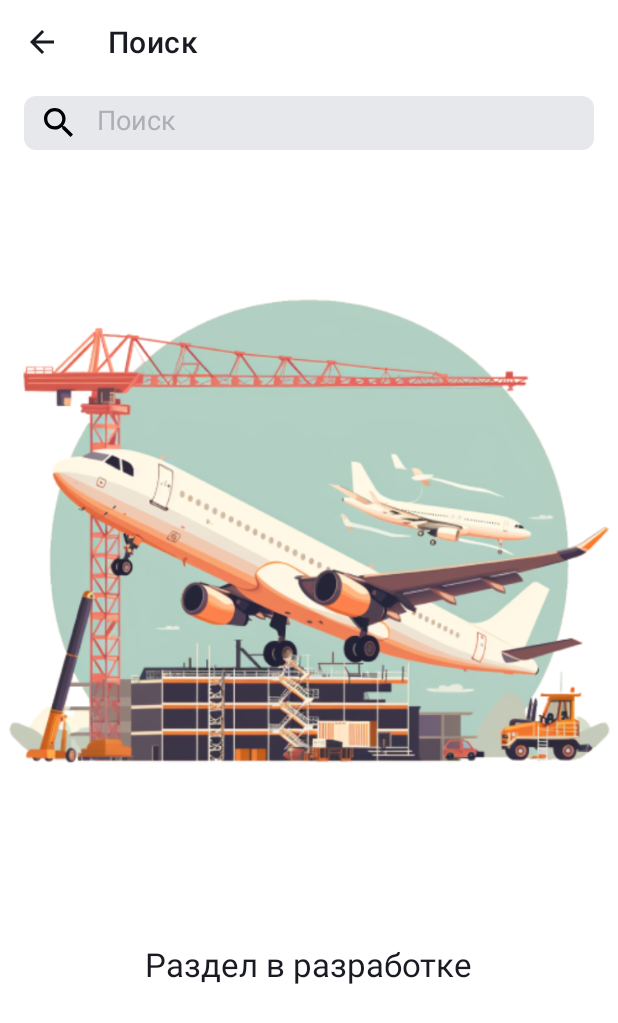
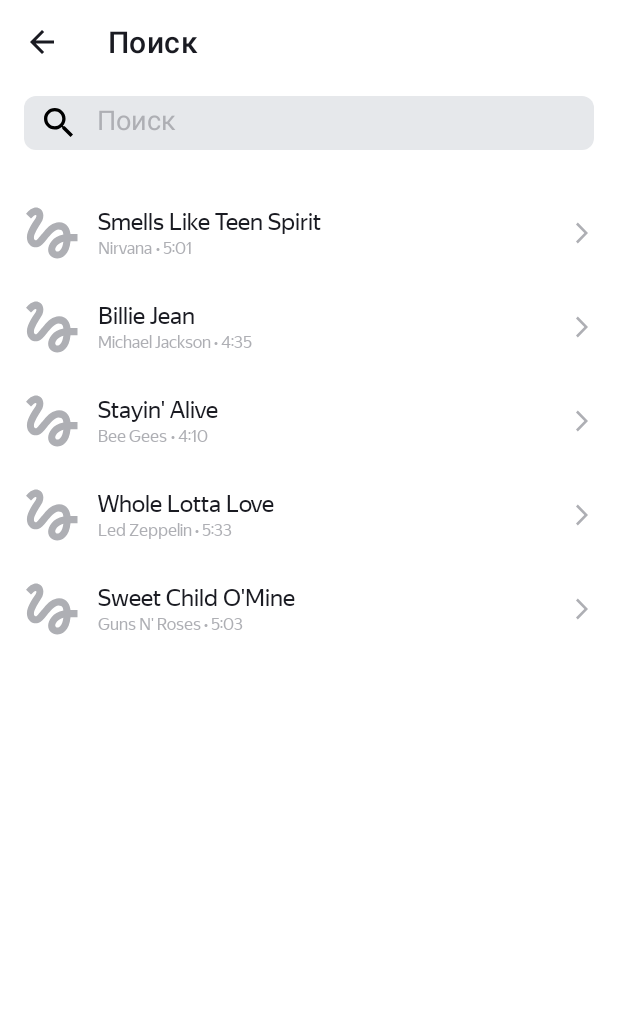
Before and after one commit to Maksim-Isaev/Playlist-Maker, an Android app: the SearchActivity screen opened directly, with no data from a screen before it, on a phone screen of 412 x 824 dp. Shown: the top 1023 px of the screen. Run offline under Robolectric (Android 15) with nearby library versions, the phone set to English and light mode, and no system bars; pictures from the network do not load.

Commit message:
Sprint 10. Homework
Добавлен список композиций, и отображение их на SearchActivity.
Структурировал dimens.xml

```diff
--- a/app/src/main/AndroidManifest.xml
+++ b/app/src/main/AndroidManifest.xml
@@ -22,6 +22,7 @@
             android:name=".SearchActivity"
             android:exported="false"
             android:theme="@style/Theme.PlaylistMakerSearch"/>
+
         <activity
             android:name=".SettingsActivity"
             android:exported="false"
--- a/app/src/main/java/com/practicum/playlistmaker/SearchActivity.kt
+++ b/app/src/main/java/com/practicum/playlistmaker/SearchActivity.kt
@@ -10,10 +10,15 @@
 import android.widget.EditText
 import androidx.appcompat.app.AppCompatActivity
 import androidx.appcompat.widget.Toolbar
+import androidx.recyclerview.widget.LinearLayoutManager
+import androidx.recyclerview.widget.RecyclerView
+import com.practicum.playlistmaker.recycleView.TrackAdapter
+
 
 class SearchActivity : AppCompatActivity() {
     private var clearButtonVisibility = false
     private var searchValue = TEXT_DEF
+    lateinit var adapter: TrackAdapter
 
     @SuppressLint("ClickableViewAccessibility")
     override fun onCreate(savedInstanceState: Bundle?) {
@@ -64,6 +69,12 @@
             }
             false
         }
+        val recyclerView = findViewById<RecyclerView>(R.id.recycle_view)
+        recyclerView.layoutManager = LinearLayoutManager(this)
+        adapter = TrackAdapter(createList())
+        recyclerView.adapter = adapter
+
+
     }
 
     // Сохраняем текущее значение поиска в Bundle outState
@@ -102,4 +113,39 @@
         const val TEXT_DEF = ""
         const val DRAWABLE_RIGHT = 2
     }
+
+    fun createList(): List<Track> {
+        return listOf(
+            Track(
+                "Smells Like Teen Spirit",
+                "Nirvana",
+                "5:01",
+                "https://is5-ssl.mzstatic.com/image/thumb/Music115/v4/7b/58/c2/7b58c21a-2b51-2bb2-e59a-9bb9b96ad8c3/00602567924166.rgb.jpg/100x100bb.jpg"
+            ),
+            Track(
+                "Billie Jean",
+                "Michael Jackson",
+                "4:35",
+                "https://is5-ssl.mzstatic.com/image/thumb/Music125/v4/3d/9d/38/3d9d3811-71f0-3a0e-1ada-3004e56ff852/827969428726.jpg/100x100bb.jpg"
+            ),
+            Track(
+                "Stayin' Alive",
+                "Bee Gees",
+                "4:10",
+                "https://is4-ssl.mzstatic.com/image/thumb/Music115/v4/1f/80/1f/1f801fc1-8c0f-ea3e-d3e5-387c6619619e/16UMGIM86640.rgb.jpg/100x100bb.jpg"
+            ),
+            Track(
+                "Whole Lotta Love",
+                "Led Zeppelin",
+                "5:33",
+                "https://is2-ssl.mzstatic.com/image/thumb/Music62/v4/7e/17/e3/7e17e33f-2efa-2a36-e916-7f808576cf6b/mzm.fyigqcbs.jpg/100x100bb.jpg"
+            ),
+            Track(
+                "Sweet Child O'Mine",
+                "Guns N' Roses",
+                "5:03",
+                "https://is5-ssl.mzstatic.com/image/thumb/Music125/v4/a0/4d/c4/a04dc484-03cc-02aa-fa82-5334fcb4bc16/18UMGIM24878.rgb.jpg/100x100bb.jpg"
+            )
+        )
+    }
 }
--- a/app/src/main/java/com/practicum/playlistmaker/TrackAdapter.kt
+++ /dev/null
@@ -1,35 +0,0 @@
-package com.practicum.playlistmaker
-
-class TrackAdapter {
-
-    val trackList = arrayListOf<Track>(
-        Track(
-            "Smells Like Teen Spirit",
-            "Nirvana",
-            "5:01",
-            "https://is5-ssl.mzstatic.com/image/thumb/Music115/v4/7b/58/c2/7b58c21a-2b51-2bb2-e59a-9bb9b96ad8c3/00602567924166.rgb.jpg/100x100bb.jpg"
-        ), Track(
-            "Billie Jean",
-            "Michael Jackson",
-            "4:35",
-            "https://is5-ssl.mzstatic.com/image/thumb/Music125/v4/3d/9d/38/3d9d3811-71f0-3a0e-1ada-3004e56ff852/827969428726.jpg/100x100bb.jpg"
-        ), Track(
-            "Stayin' Alive",
-            "Bee Gees",
-            "4:10",
-            "https://is4-ssl.mzstatic.com/image/thumb/Music115/v4/1f/80/1f/1f801fc1-8c0f-ea3e-d3e5-387c6619619e/16UMGIM86640.rgb.jpg/100x100bb.jpg"
-        ), Track(
-            "Whole Lotta Love",
-            "Led Zeppelin",
-            "5:33",
-            "https://is2-ssl.mzstatic.com/image/thumb/Music62/v4/7e/17/e3/7e17e33f-2efa-2a36-e916-7f808576cf6b/mzm.fyigqcbs.jpg/100x100bb.jpg"
-        ), Track(
-            "Sweet Child O'Mine",
-            "Guns N' Roses",
-            "5:03",
-            "https://is5-ssl.mzstatic.com/image/thumb/Music125/v4/a0/4d/c4/a04dc484-03cc-02aa-fa82-5334fcb4bc16/18UMGIM24878.rgb.jpg/100x100bb.jpg"
-        )
-    )
-}
-
-// тестовый пуш 2
--- /dev/null
+++ b/app/src/main/java/com/practicum/playlistmaker/recycleView/TrackAdapter.kt
@@ -0,0 +1,25 @@
+package com.practicum.playlistmaker.recycleView
+
+import android.view.LayoutInflater
+import android.view.ViewGroup
+import androidx.recyclerview.widget.RecyclerView
+import com.practicum.playlistmaker.R
+import com.practicum.playlistmaker.Track
+
+
+class TrackAdapter(private val items: List<Track>) : RecyclerView.Adapter<TrackViewHolder>() {
+    override fun onCreateViewHolder(parent: ViewGroup, viewType: Int): TrackViewHolder {
+        val view = LayoutInflater.from(parent.context)
+            .inflate(R.layout.activity_music_search_item, parent, false)
+        return TrackViewHolder(view)
+    }
+
+    override fun getItemCount(): Int {
+        return items.size
+    }
+
+    override fun onBindViewHolder(holder: TrackViewHolder, position: Int) {
+        holder.bind(items[position])
+    }
+
+}
--- /dev/null
+++ b/app/src/main/java/com/practicum/playlistmaker/recycleView/TrackViewHolder.kt
@@ -0,0 +1,41 @@
+package com.practicum.playlistmaker.recycleView
+
+import android.content.Context
+import android.util.TypedValue
+import android.view.View
+import android.widget.ImageView
+import android.widget.TextView
+import androidx.recyclerview.widget.RecyclerView
+import com.bumptech.glide.Glide
+import com.bumptech.glide.load.resource.bitmap.RoundedCorners
+import com.practicum.playlistmaker.R
+import com.practicum.playlistmaker.Track
+
+
+class TrackViewHolder(itemView: View) : RecyclerView.ViewHolder(itemView) {
+    private val trackName: TextView = itemView.findViewById(R.id.track_name)
+    private val artistName: TextView = itemView.findViewById(R.id.artist_name)
+    private val trackTime: TextView = itemView.findViewById(R.id.track_time)
+    private val albumImage: ImageView = itemView.findViewById(R.id.albumImage)
+
+    fun bind(model: Track) {
+        trackName.text = model.trackName
+        artistName.text = model.artistName
+        trackTime.text = model.trackTime
+        Glide.with(itemView)
+            .load(model.artworkUrl100)
+            .placeholder(R.drawable.ic_snake)
+            .centerCrop()
+            .transform(RoundedCorners(dpToPx(2f, itemView.context)))
+            .into(albumImage)
+
+    }
+
+    private fun dpToPx(dp: Float, context: Context): Int {
+        return TypedValue.applyDimension(
+            TypedValue.COMPLEX_UNIT_DIP,
+            dp,
+            context.resources.displayMetrics
+        ).toInt()
+    }
+}
--- /dev/null
+++ b/app/src/main/res/drawable/ic_forward_arrow.xml
@@ -0,0 +1,9 @@
+<vector xmlns:android="http://schemas.android.com/apk/res/android"
+    android:width="24dp"
+    android:height="24dp"
+    android:viewportWidth="24"
+    android:viewportHeight="24">
+    <path
+        android:pathData="M8,17.749L9.213,19L16,12L9.213,5L8,6.252L13.573,12L8,17.749Z"
+        android:fillColor="#AEAFB4" />
+</vector>
--- /dev/null
+++ b/app/src/main/res/drawable/ic_snake.xml
@@ -0,0 +1,9 @@
+<vector xmlns:android="http://schemas.android.com/apk/res/android"
+    android:width="45dp"
+    android:height="45dp"
+    android:viewportWidth="45"
+    android:viewportHeight="45">
+    <path
+        android:pathData="M8.606,12.919C9.919,11.587 11.231,10.387 11.813,10.631C12.75,11.006 11.813,12.563 11.25,13.481C10.781,14.269 5.888,20.775 5.888,25.313C5.888,27.712 6.788,29.7 8.4,30.9C9.806,31.95 11.663,32.269 13.35,31.763C15.356,31.181 17.006,29.138 19.087,26.569C21.356,23.775 24.394,20.119 26.737,20.119C29.794,20.119 29.831,22.013 30.038,23.475C22.95,24.675 19.95,30.356 19.95,33.544C19.95,36.731 22.65,39.338 25.969,39.338C29.025,39.338 34.013,36.844 34.763,27.9H39.375V23.212H34.744C34.463,20.119 32.7,15.337 27.188,15.337C22.969,15.337 19.35,18.919 17.925,20.663C16.837,22.031 14.063,25.313 13.631,25.763C13.163,26.325 12.356,27.337 11.55,27.337C10.706,27.337 10.2,25.781 10.875,23.737C11.531,21.694 13.5,18.375 14.344,17.138C15.806,15 16.781,13.538 16.781,10.988C16.781,6.919 13.706,5.625 12.075,5.625C9.6,5.625 7.444,7.5 6.975,7.969C6.3,8.644 5.738,9.206 5.325,9.712L8.606,12.919ZM26.025,34.781C25.444,34.781 24.638,34.294 24.638,33.431C24.638,32.306 26.006,29.306 30.019,28.256C29.456,33.3 27.337,34.781 26.025,34.781Z"
+        android:fillColor="#AEAFB4" />
+</vector>
--- a/app/src/main/res/drawable/search_bar.xml
+++ b/app/src/main/res/drawable/search_bar.xml
@@ -5,8 +5,8 @@
 
     <solid android:color="?attr/colorPrimaryVariant" />
     <corners
-        android:bottomRightRadius="@dimen/rad_search_bar"
-        android:bottomLeftRadius="@dimen/rad_search_bar"
-        android:topLeftRadius="@dimen/rad_search_bar"
-        android:topRightRadius="@dimen/rad_search_bar" />
+        android:bottomRightRadius="@dimen/padding_8dp"
+        android:bottomLeftRadius="@dimen/padding_8dp"
+        android:topLeftRadius="@dimen/padding_8dp"
+        android:topRightRadius="@dimen/padding_8dp" />
 </shape>
--- a/app/src/main/res/layout/activity_main.xml
+++ b/app/src/main/res/layout/activity_main.xml
@@ -5,7 +5,7 @@
     android:layout_height="match_parent"
     android:background="?attr/colorPrimary"
     android:orientation="vertical"
-    android:padding="@dimen/padding_20">
+    android:padding="@dimen/padding_20dp">
 
     <androidx.appcompat.widget.Toolbar
         android:id="@+id/toolbar"
@@ -22,8 +22,8 @@
     <Button
         style="@style/main_layout_button_style"
         android:layout_width="match_parent"
-        android:layout_height="@dimen/main_height_butt"
-        android:layout_weight="@dimen/main_weight_butt"
+        android:layout_height="@dimen/height_0dp"
+        android:layout_weight="@dimen/weight_1"
         android:id="@+id/button_search"
         android:text="@string/search"
         app:icon="@drawable/ic_search"/>
@@ -31,8 +31,8 @@
     <Button
         style="@style/main_layout_button_style"
         android:layout_width="match_parent"
-        android:layout_height="@dimen/main_height_butt"
-        android:layout_weight="@dimen/main_weight_butt"
+        android:layout_height="@dimen/height_0dp"
+        android:layout_weight="@dimen/weight_1"
         android:id="@+id/button_media"
         android:text="@string/media"
         app:icon="@drawable/ic_library"/>
@@ -40,8 +40,8 @@
     <Button
         style="@style/main_layout_button_style"
         android:layout_width="match_parent"
-        android:layout_height="@dimen/main_height_butt"
-        android:layout_weight="@dimen/main_weight_butt"
+        android:layout_height="@dimen/height_0dp"
+        android:layout_weight="@dimen/weight_1"
         android:id="@+id/button_settings"
         android:text="@string/settings"
         app:icon="@drawable/ic_settings"/>
--- /dev/null
+++ b/app/src/main/res/layout/activity_music_search_item.xml
@@ -0,0 +1,87 @@
+<?xml version="1.0" encoding="utf-8"?>
+<LinearLayout xmlns:android="http://schemas.android.com/apk/res/android"
+    xmlns:app="http://schemas.android.com/apk/res-auto"
+    xmlns:tools="http://schemas.android.com/tools"
+    android:layout_width="match_parent"
+    android:layout_height="wrap_content"
+    android:minHeight="@dimen/height_61dp"
+    android:orientation="horizontal">
+
+    <ImageView
+        android:id="@+id/albumImage"
+        android:layout_width="@dimen/music_image_size"
+        android:layout_height="@dimen/music_image_size"
+        android:layout_gravity="center_vertical"
+        android:layout_marginVertical="@dimen/padding_8dp"
+        android:layout_marginStart="@dimen/padding_12dp"
+        android:scaleType="fitCenter"
+        tools:srcCompat="@drawable/ic_snake" />
+
+    <LinearLayout
+        android:layout_width="0dp"
+        android:layout_height="wrap_content"
+        android:layout_marginStart="@dimen/padding_8dp"
+        android:layout_weight="1"
+        android:orientation="vertical">
+
+        <TextView
+            android:id="@+id/track_name"
+            style="@style/SearchTextStyleView"
+            android:layout_width="match_parent"
+            android:layout_height="wrap_content"
+            android:layout_marginTop="@dimen/padding_14dp"
+            android:gravity="start|center_vertical"
+            android:textColor="?attr/colorOnPrimary"
+            android:textSize="@dimen/text_16"
+            tools:text="No Reply" />
+
+        <LinearLayout
+            android:layout_width="match_parent"
+            android:layout_height="wrap_content"
+            android:layout_marginTop="@dimen/top_1"
+            android:layout_marginBottom="@dimen/padding_14dp"
+            android:gravity="start|center_vertical"
+            android:orientation="horizontal">
+
+            <TextView
+                android:id="@+id/artist_name"
+                style="@style/SearchTextStyleView"
+                android:layout_width="wrap_content"
+                android:layout_height="wrap_content"
+                android:textColor="?attr/colorSecondaryVariant"
+                android:textSize="@dimen/text_11"
+                tools:text="The Beatles" />
+
+            <TextView
+                android:id="@+id/text_spacer"
+                style="@style/SearchTextStyleView"
+                android:layout_width="wrap_content"
+                android:layout_height="wrap_content"
+                android:text="@string/text_separator"
+                android:textColor="?attr/colorSecondaryVariant"
+                android:textSize="@dimen/text_11" />
+
+            <TextView
+                android:id="@+id/track_time"
+                style="@style/SearchTextStyleView"
+                android:layout_width="wrap_content"
+                android:layout_height="wrap_content"
+                android:textColor="?attr/colorSecondaryVariant"
+                android:textSize="@dimen/text_11"
+                tools:text="5:12" />
+
+        </LinearLayout>
+
+    </LinearLayout>
+
+    <ImageView
+        android:layout_width="@dimen/big_icon_size"
+        android:layout_height="@dimen/big_icon_size"
+        android:layout_gravity="center"
+        android:layout_marginStart="@dimen/padding_8dp"
+        android:layout_marginEnd="@dimen/end_12dp"
+        android:backgroundTint="?attr/colorSecondaryVariant"
+        app:srcCompat="@drawable/ic_forward_arrow" />
+
+
+</LinearLayout>
--- a/app/src/main/res/layout/activity_search.xml
+++ b/app/src/main/res/layout/activity_search.xml
@@ -1,6 +1,7 @@
 <?xml version="1.0" encoding="utf-8"?>
 <LinearLayout xmlns:android="http://schemas.android.com/apk/res/android"
     xmlns:app="http://schemas.android.com/apk/res-auto"
+    xmlns:tools="http://schemas.android.com/tools"
     android:layout_width="match_parent"
     android:layout_height="match_parent"
     android:background="?attr/colorPrimary"
@@ -20,34 +21,31 @@
 
         <EditText
             android:id="@+id/search_bar"
+            style="@style/search_bar"
             android:layout_width="match_parent"
-            android:layout_height="@dimen/height_search_bar"
-            android:layout_marginHorizontal="@dimen/search_bar_padding_horizontal"
-            android:layout_marginVertical="@dimen/search_bar_padding_vertical"
-            style="@style/search_bar" />
+            android:layout_height="@dimen/height_36dp"
+            android:layout_marginHorizontal="@dimen/padding_16dp"
+            android:layout_marginVertical="@dimen/padding_8dp" />
 
         <ImageView
             android:id="@+id/cancel_button"
-            android:layout_width="@dimen/search_bar_padding_horizontal"
-            android:layout_height="@dimen/search_bar_padding_horizontal"
+            android:layout_width="@dimen/padding_16dp"
+            android:layout_height="@dimen/padding_16dp"
             android:layout_gravity="center_vertical|end"
+            android:layout_marginEnd="@dimen/end_14dp"
             android:src="@drawable/ic_cancel"
-            app:tint="?attr/colorOnSecondary"
-            android:layout_marginEnd="@dimen/margin_end_search"
-            android:visibility="gone" />
+            android:visibility="gone"
+            app:tint="?attr/colorOnSecondary" />
     </FrameLayout>
 
-    <ImageView
-        style="@style/work_in_progress_image"
-        android:layout_width="wrap_content"
-        android:layout_height="wrap_content"
-        android:layout_gravity="center" />
+    <androidx.recyclerview.widget.RecyclerView
+        android:id="@+id/recycle_view"
+        android:layout_width="match_parent"
+        android:layout_height="match_parent"
+        android:layout_marginTop="@dimen/music_search_item"
+        tools:listitem="@layout/activity_music_search_item">
 
-    <TextView
-        style="@style/work_in_progress_text"
-        android:layout_width="wrap_content"
-        android:layout_height="wrap_content"
-        android:layout_gravity="center"
-        app:titleTextColor="?attr/colorOnPrimary" />
+    </androidx.recyclerview.widget.RecyclerView>
+
 
 </LinearLayout>
--- a/app/src/main/res/layout/activity_settings.xml
+++ b/app/src/main/res/layout/activity_settings.xml
@@ -15,16 +15,16 @@
 
     <FrameLayout
         android:layout_width="match_parent"
-        android:layout_height="@dimen/sett_item_height"
-        android:layout_marginTop="@dimen/sett_item_marginTop"
+        android:layout_height="@dimen/height_61dp"
+        android:layout_marginTop="@dimen/top_24"
         android:orientation="vertical">
 
         <androidx.appcompat.widget.SwitchCompat
             android:id="@+id/night_Mode"
             style="@style/setting_layout_switch"
             android:layout_width="match_parent"
-            android:layout_height="@dimen/height_switch_widget"
-            android:padding="@dimen/padding_20"
+            android:layout_height="@dimen/height_61dp"
+            android:padding="@dimen/padding_20dp"
             android:text="@string/night_mode" />
 
     </FrameLayout>
@@ -32,8 +32,8 @@
     <FrameLayout
         android:id="@+id/share"
         android:layout_width="match_parent"
-        android:layout_height="@dimen/sett_item_height"
-        android:padding="@dimen/padding_20">
+        android:layout_height="@dimen/height_61dp"
+        android:padding="@dimen/padding_20dp">
 
         <TextView
             style="@style/setting_layout_items"
@@ -49,8 +49,8 @@
     <FrameLayout
         android:id="@+id/support"
         android:layout_width="match_parent"
-        android:layout_height="@dimen/sett_item_height"
-        android:padding="@dimen/padding_20">
+        android:layout_height="@dimen/height_61dp"
+        android:padding="@dimen/padding_20dp">
 
         <TextView
             style="@style/setting_layout_items_text"
@@ -66,8 +66,8 @@
     <FrameLayout
         android:id="@+id/agreement"
         android:layout_width="match_parent"
-        android:layout_height="@dimen/sett_item_height"
-        android:padding="@dimen/padding_20">
+        android:layout_height="@dimen/height_61dp"
+        android:padding="@dimen/padding_20dp">
 
         <TextView
             style="@style/setting_layout_items_text"
--- a/app/src/main/res/values-night/themes.xml
+++ b/app/src/main/res/values-night/themes.xml
@@ -38,6 +38,7 @@
         <item name="colorOnPrimary">@color/yp_white</item>
         <item name="colorSecondary">@color/yp_black</item>
         <item name="toolbarNavigationButtonStyle">@style/TintedNavigation</item>
+        <item name="colorSecondaryVariant">@color/yp_text_gray</item>
 
     </style>
 
--- a/app/src/main/res/values/dimens.xml
+++ b/app/src/main/res/values/dimens.xml
@@ -1,21 +1,40 @@
 <resources>
+    <!--text-->
+    <dimen name="text_11">11sp</dimen>
+    <dimen name="text_16">16sp</dimen>
     <dimen name="text_22">22sp</dimen>
-    <dimen name="text_16">16sp</dimen>
-    <dimen name="int_butt_main">8dp</dimen>
-    <dimen name="rad_butt_main">16dp</dimen>
-    <dimen name="padding_20">20dp</dimen>
+
+    <!--padding-->
+    <dimen name="padding_8dp">8dp</dimen>
+    <dimen name="padding_12dp">12dp</dimen>
+    <dimen name="padding_13dp">13dp</dimen>
+    <dimen name="padding_14dp">14dp</dimen>
+    <dimen name="padding_16dp">16dp</dimen>
+    <dimen name="padding_20dp">20dp</dimen>
+
+    <!--height-->
+    <dimen name="height_36dp">36dp</dimen>
+    <dimen name="height_61dp">61dp</dimen>
+    <dimen name="height_0dp">0dp</dimen>
+
+    <!--weight-->
+    <dimen name="weight_1">1</dimen>
+
+    <!--top-->
+    <dimen name="top_1">1dp</dimen>
+    <dimen name="top_10">10dp</dimen>
     <dimen name="top_20">20dp</dimen>
-    <dimen name="top_10">10dp</dimen>
-    <dimen name="main_height_butt">0dp</dimen>
-    <dimen name="main_weight_butt">1</dimen>
-    <dimen name="sett_item_height">61dp</dimen>
-    <dimen name="sett_item_marginTop">24dp</dimen>
-    <dimen name="search_bar_padding_horizontal">16dp</dimen>
-    <dimen name="search_bar_padding_vertical">8dp</dimen>
-    <dimen name="rad_search_bar">8dp</dimen>
-    <dimen name="search_bar_icon_padding_start">13dp</dimen>
-    <dimen name="height_search_bar">36dp</dimen>
-    <dimen name="margin_end_search">14dp</dimen>
-    <dimen name="height_switch_widget">61dp</dimen>
+    <dimen name="top_24">24dp</dimen>
+
+    <!--end-->
+    <dimen name="end_12dp">12dp</dimen>
+    <dimen name="end_14dp">14dp</dimen>
+
+
+    <!--for music item -->
+    <dimen name="music_search_item">16dp</dimen>
+    <dimen name="music_image_size">45dp</dimen>
+    <dimen name="small_icon_size">16dp</dimen>
+    <dimen name="big_icon_size">24dp</dimen>
 
 </resources>
--- a/app/src/main/res/values/strings.xml
+++ b/app/src/main/res/values/strings.xml
@@ -14,5 +14,5 @@
     <string name="sup_text">Спасибо разработчикам и разработчицам за крутое приложение!</string>
     <string name="agreement_link">https://yandex.ru/legal/practicum_offer/</string>
     <string name="search_title">Поиск</string>
-
+    <string name="text_separator">" • "</string>
 </resources>
--- a/app/src/main/res/values/styles.xml
+++ b/app/src/main/res/values/styles.xml
@@ -3,7 +3,7 @@
     <!-- ________________________________Стили для Activity_main________________________________ -->
 
     <style name="main_layout_button_style" parent="Widget.MaterialComponents.Button.UnelevatedButton"> <!-- Стиль для кнопок главного экрана -->
-        <item name="iconPadding">@dimen/int_butt_main</item>
+        <item name="iconPadding">@dimen/padding_8dp</item>
         <item name="iconGravity">textStart</item>
         <item name="iconTint">?attr/colorOnPrimary</item>
         <item name="android:textColor">?attr/colorOnPrimary</item>
@@ -12,7 +12,7 @@
         <item name="android:textSize">@dimen/text_22</item>
         <item name="android:fontFamily">@font/ys_display_medium</item>
         <item name="android:textFontWeight">500</item>
-        <item name="cornerRadius">@dimen/rad_butt_main</item>
+        <item name="cornerRadius">@dimen/padding_16dp</item>
     </style>
 
     <style name="main_layout_text_toolbar" parent="TextAppearance.Widget.AppCompat.Toolbar.Title"> <!-- Стиль для текста тулбара главного экрана -->
@@ -71,7 +71,7 @@
 
     <style name="work_in_progress_text"> <!-- Стиль для текста заглушки -->
         <item name="android:orientation">vertical</item>
-        <item name="android:padding">@dimen/padding_20</item>
+        <item name="android:padding">@dimen/padding_20dp</item>
         <item name="android:text">@string/tbd</item>
         <item name="android:textColor">?attr/colorOnPrimary</item>
         <item name="android:textSize">@dimen/text_22</item>
@@ -85,13 +85,21 @@
         <item name="android:inputType">text</item>
         <item name="android:drawableStart">@drawable/ic_search</item>
         <item name="android:drawableTint">?attr/colorOnSecondary</item>
-        <item name="android:drawablePadding">@dimen/search_bar_padding_horizontal</item>
-        <item name="android:padding">@dimen/search_bar_padding_vertical</item>
-        <item name="android:paddingStart">@dimen/search_bar_icon_padding_start</item>
+        <item name="android:drawablePadding">@dimen/padding_16dp</item>
+        <item name="android:padding">@dimen/padding_8dp</item>
+        <item name="android:paddingStart">@dimen/padding_13dp</item>
         <item name="android:background">@drawable/search_bar</item>
         <item name="android:textCursorDrawable">@drawable/ic_cursor</item>
         <item name="android:textColor">?attr/colorSecondary</item>
         <item name="android:textIsSelectable">true</item>
         <item name="android:focusedByDefault">true</item>
     </style>
+
+    <style name="SearchTextStyleView" parent="Widget.MaterialComponents.TextView">
+        <item name="android:textFontWeight">400</item>
+        <item name="maxLines">1</item>
+        <item name="android:ellipsize">end</item>
+        <item name="fontFamily">@font/ys_display_regular</item>
+    </style>
+
 </resources>
--- a/app/src/main/res/values/themes.xml
+++ b/app/src/main/res/values/themes.xml
@@ -38,7 +38,7 @@
         <item name="colorOnPrimary">@color/yp_black</item>
         <item name="colorSecondary">@color/yp_white</item>
         <item name="toolbarNavigationButtonStyle">@style/TintedNavigation</item>
-
+        <item name="colorSecondaryVariant">@color/yp_text_gray</item>
     </style>
 
 </resources>
```
Also changed, not shown: 2 other files.
